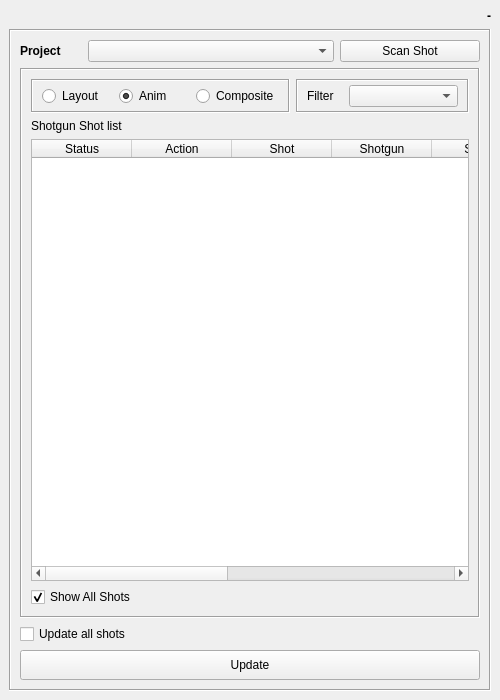
Qt form ui3.ui (ChanonVilaiyuk/arxShotgunVersionCheck) before a commit.
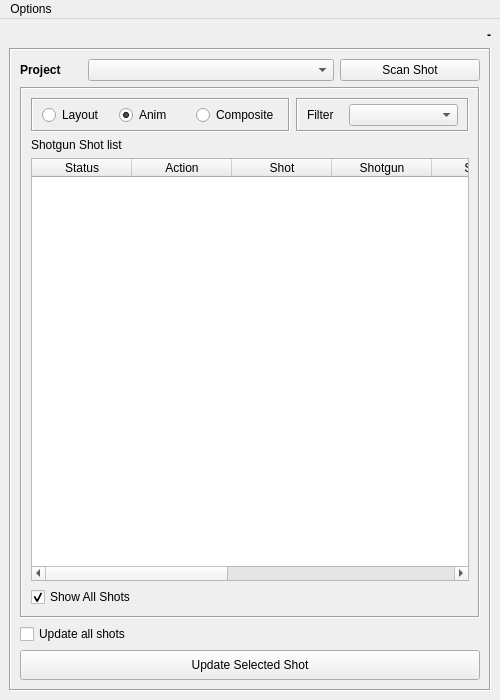
The same form after that commit.

Commit message: add menu column

```diff
--- a/ui3.ui
+++ b/ui3.ui
@@ -2,6 +2,14 @@
 <ui version="4.0">
  <class>ShotgunVersionWindow</class>
  <widget class="QMainWindow" name="ShotgunVersionWindow">
+  <property name="geometry">
+   <rect>
+    <x>0</x>
+    <y>0</y>
+    <width>500</width>
+    <height>700</height>
+   </rect>
+  </property>
   <property name="minimumSize">
    <size>
     <width>500</width>
@@ -257,7 +265,7 @@
           </size>
          </property>
          <property name="text">
-          <string>Update</string>
+          <string>Update Selected Shot</string>
          </property>
         </widget>
        </item>
@@ -271,10 +279,17 @@
     <rect>
      <x>0</x>
      <y>0</y>
-     <width>568</width>
+     <width>500</width>
      <height>21</height>
     </rect>
    </property>
+   <widget class="QMenu" name="menuOptions">
+    <property name="title">
+     <string>Options</string>
+    </property>
+    <addaction name="fastRefresh_action"/>
+   </widget>
+   <addaction name="menuOptions"/>
   </widget>
  </widget>
  <resources/>
```
Left out of the diff: 17 changed lines with no effect on the pictures. The commit also changes 4 other files.
